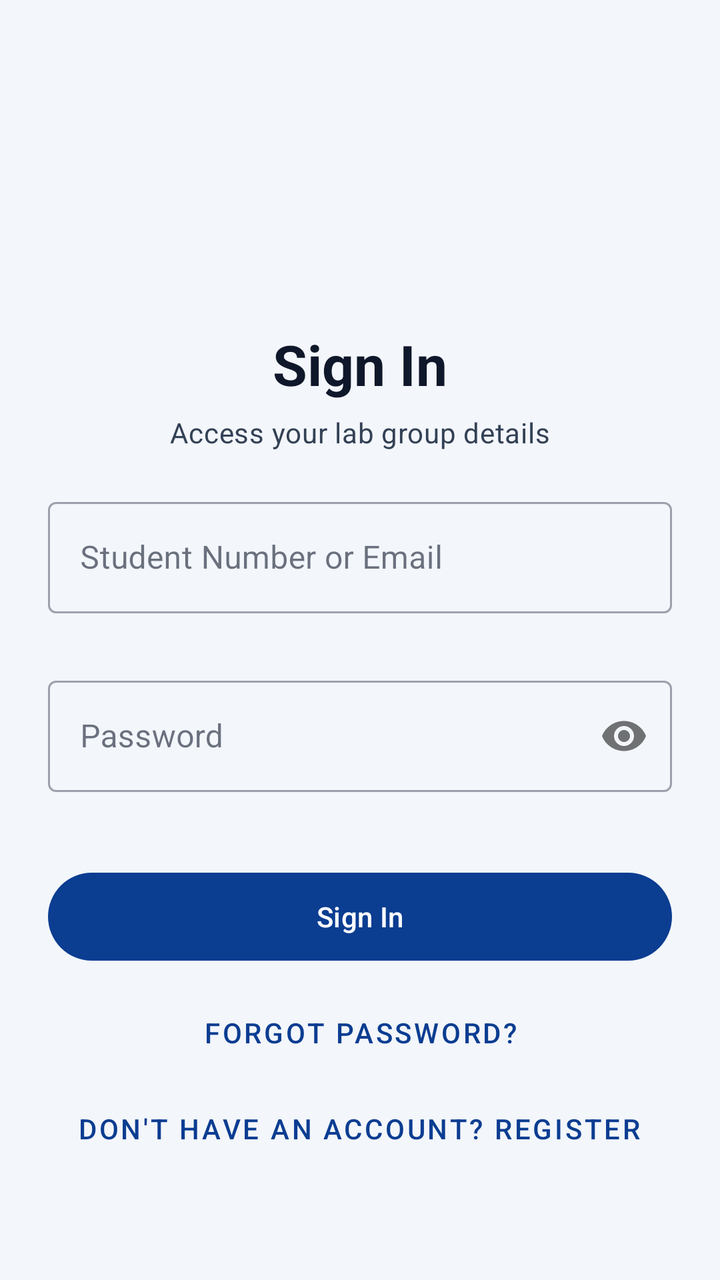
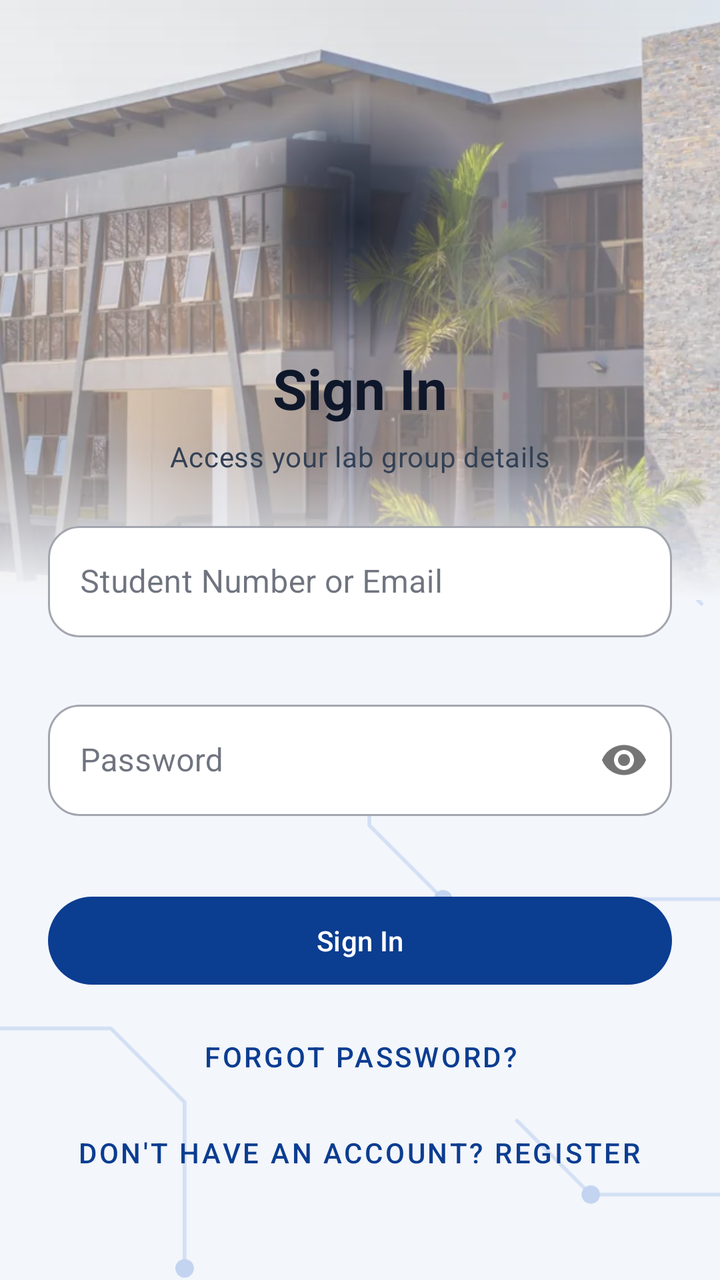

Two renders of the same Android screen: before a commit and after it. Below are the layout's source before the change and the commit's diff.
<!-- AndroidManifest.xml: application theme Theme.MUStudentSync -->
<!-- res/layout/activity_sign_in.xml -->
<?xml version="1.0" encoding="utf-8"?>
<ScrollView xmlns:android="http://schemas.android.com/apk/res/android"
    xmlns:app="http://schemas.android.com/apk/res-auto"
    android:id="@+id/scrollViewSignIn"
    android:layout_width="match_parent"
    android:layout_height="match_parent"
    android:fillViewport="true"
    android:background="?android:attr/colorBackground">

    <LinearLayout
        android:layout_width="match_parent"
        android:layout_height="match_parent"
        android:gravity="center"
        android:orientation="vertical"
        android:padding="24dp">

        
        <ImageView
            android:id="@+id/imgSignInLogo"
            android:layout_width="96dp"
            android:layout_height="96dp"
            android:layout_marginBottom="16dp"
            android:contentDescription="@string/app_logo_description"
            android:src="@mipmap/ic_launcher_round" />

        <TextView
            android:id="@+id/tvSignInTitle"
            android:layout_width="match_parent"
            android:layout_height="wrap_content"
            android:gravity="center"
            android:text="@string/title_sign_in"
            android:textAppearance="?attr/textAppearanceHeadlineMedium"
            android:textColor="@color/campus_text"
            android:textStyle="bold" />

        <TextView
            android:id="@+id/tvSignInSubtitle"
            android:layout_width="match_parent"
            android:layout_height="wrap_content"
            android:layout_marginTop="6dp"
            android:gravity="center"
            android:text="@string/desc_sign_in_subtitle"
            android:textAppearance="?attr/textAppearanceBodyMedium"
            android:textColor="@color/campus_muted" />

        
        <TextView
            android:id="@+id/tvGenericError"
            android:layout_width="match_parent"
            android:layout_height="wrap_content"
            android:layout_marginTop="16dp"
            android:background="?attr/colorErrorContainer"
            android:gravity="center"
            android:padding="12dp"
            android:text="@string/err_invalid_credentials"
            android:textAppearance="?attr/textAppearanceBodySmall"
            android:textColor="?attr/colorOnErrorContainer"
            android:visibility="gone"
            android:accessibilityLiveRegion="polite" />

        
        <com.google.android.material.textfield.TextInputLayout
            android:id="@+id/tilLoginId"
            style="@style/Widget.MaterialComponents.TextInputLayout.OutlinedBox"
            android:layout_width="match_parent"
            android:layout_height="wrap_content"
            android:layout_marginTop="20dp"
            android:hint="@string/label_login_id"
            app:errorEnabled="true">

            <com.google.android.material.textfield.TextInputEditText
                android:id="@+id/etLoginId"
                android:layout_width="match_parent"
                android:layout_height="wrap_content"
                android:minHeight="48dp"
                android:inputType="textEmailAddress"
                android:contentDescription="@string/label_login_id" />
        </com.google.android.material.textfield.TextInputLayout>

        
        <com.google.android.material.textfield.TextInputLayout
            android:id="@+id/tilPassword"
            style="@style/Widget.MaterialComponents.TextInputLayout.OutlinedBox"
            android:layout_width="match_parent"
            android:layout_height="wrap_content"
            android:layout_marginTop="8dp"
            android:hint="@string/label_password"
            app:passwordToggleEnabled="true"
            app:errorEnabled="true">

            <com.google.android.material.textfield.TextInputEditText
                android:id="@+id/etPassword"
                android:layout_width="match_parent"
                android:layout_height="wrap_content"
                android:minHeight="48dp"
                android:inputType="textPassword"
                android:contentDescription="@string/label_password" />
        </com.google.android.material.textfield.TextInputLayout>

        
        <com.google.android.material.button.MaterialButton
            android:id="@+id/btnSignIn"
            android:layout_width="match_parent"
            android:layout_height="wrap_content"
            android:layout_marginTop="16dp"
            android:minHeight="52dp"
            android:text="@string/btn_sign_in" />

        
        <com.google.android.material.button.MaterialButton
            android:id="@+id/btnForgotPassword"
            style="@style/Widget.MaterialComponents.Button.TextButton"
            android:layout_width="wrap_content"
            android:layout_height="wrap_content"
            android:layout_marginTop="8dp"
            android:minHeight="48dp"
            android:text="@string/link_forgot_password" />

        
        <com.google.android.material.button.MaterialButton
            android:id="@+id/btnGoToRegister"
            style="@style/Widget.MaterialComponents.Button.TextButton"
            android:layout_width="wrap_content"
            android:layout_height="wrap_content"
            android:minHeight="48dp"
            android:text="@string/link_to_register" />
    </LinearLayout>
</ScrollView>
<!-- resources referenced by this layout -->
<resources>
  <color name="campus_muted">#334155</color>
  <color name="campus_text">#0F172A</color>
  <!-- mipmap ic_launcher_round (mipmap-anydpi-v26) -->
  <?xml version="1.0" encoding="utf-8"?>
  <adaptive-icon xmlns:android="http://schemas.android.com/apk/res/android">
      <background android:drawable="@color/ic_launcher_background"/>
      <foreground android:drawable="@mipmap/ic_launcher_foreground"/>
      <monochrome android:drawable="@mipmap/ic_launcher_foreground"/>
  </adaptive-icon>
  <string name="app_logo_description">MUStudentSync logo</string>
  <string name="btn_sign_in">Sign In</string>
  <string name="desc_sign_in_subtitle">Access your lab group details</string>
  <string name="err_invalid_credentials">Incorrect username, student number or password</string>
  <string name="label_login_id">Student Number or Email</string>
  <string name="label_password">Password</string>
  <string name="link_forgot_password">Forgot password?</string>
  <string name="link_to_register">Don\'t have an account? Register</string>
  <string name="title_sign_in">Sign In</string>
  <style name="Theme.MUStudentSync" parent="Base.Theme.MUStudentSync" />
  <color name="ic_launcher_background">#04103D</color>
  <color name="campus_primary">#0B3D91</color>
  <color name="campus_on_primary">#FFFFFF</color>
  <color name="campus_tile">#E5EDFB</color>
  <color name="campus_navy">#0B3D91</color>
  <color name="campus_blue">#1F5FD1</color>
  <color name="campus_card">#FFFFFF</color>
  <color name="campus_line">#CBD5E1</color>
  <color name="campus_full">#B42318</color>
  <color name="campus_ground">#F3F6FB</color>
  <!-- unchanged entries left out for length: 1 -->
</resources>

<!-- the commit's change to res/layout/activity_sign_in.xml (unified diff, before → after) -->
@@ -1,128 +1,170 @@
 <?xml version="1.0" encoding="utf-8"?>
-<ScrollView xmlns:android="http://schemas.android.com/apk/res/android"
+<FrameLayout xmlns:android="http://schemas.android.com/apk/res/android"
     xmlns:app="http://schemas.android.com/apk/res-auto"
-    android:id="@+id/scrollViewSignIn"
+    xmlns:tools="http://schemas.android.com/tools"
     android:layout_width="match_parent"
     android:layout_height="match_parent"
-    android:fillViewport="true"
     android:background="?android:attr/colorBackground">
 
-    <LinearLayout
+    <ImageView
+        android:layout_width="match_parent"
+        android:layout_height="300dp"
+        android:layout_gravity="top"
+        android:scaleType="centerCrop"
+        android:src="@drawable/bg_campus_building"
+        android:importantForAccessibility="no" />
+
+    <View
+        android:layout_width="match_parent"
+        android:layout_height="300dp"
+        android:layout_gravity="top"
+        android:background="@drawable/bg_auth_photo_overlay" />
+
+    
+    <ImageView
         android:layout_width="match_parent"
         android:layout_height="match_parent"
-        android:gravity="center"
-        android:orientation="vertical"
-        android:padding="24dp">
+        android:layout_marginTop="300dp"
+        android:scaleType="centerCrop"
+        android:src="@drawable/bg_campus_pattern"
+        android:importantForAccessibility="no" />
 
-        
-        <ImageView
-            android:id="@+id/imgSignInLogo"
-            android:layout_width="96dp"
-            android:layout_height="96dp"
-            android:layout_marginBottom="16dp"
-            android:contentDescription="@string/app_logo_description"
-            android:src="@mipmap/ic_launcher_round" />
-
-        <TextView
-            android:id="@+id/tvSignInTitle"
+    <ScrollView
+        android:id="@+id/scrollViewSignIn"
+        android:layout_width="match_parent"
+        android:layout_height="match_parent"
+        android:fillViewport="true">
+    
+        <LinearLayout
             android:layout_width="match_parent"
-            android:layout_height="wrap_content"
+            android:layout_height="match_parent"
             android:gravity="center"
-            android:text="@string/title_sign_in"
-            android:textAppearance="?attr/textAppearanceHeadlineMedium"
-            android:textColor="@color/campus_text"
-            android:textStyle="bold" />
-
-        <TextView
-            android:id="@+id/tvSignInSubtitle"
-            android:layout_width="match_parent"
-            android:layout_height="wrap_content"
-            android:layout_marginTop="6dp"
-            android:gravity="center"
-            android:text="@string/desc_sign_in_subtitle"
-            android:textAppearance="?attr/textAppearanceBodyMedium"
-            android:textColor="@color/campus_muted" />
-
-        
-        <TextView
-            android:id="@+id/tvGenericError"
-            android:layout_width="match_parent"
-            android:layout_height="wrap_content"
-            android:layout_marginTop="16dp"
-            android:background="?attr/colorErrorContainer"
-            android:gravity="center"
-            android:padding="12dp"
-            android:text="@string/err_invalid_credentials"
-            android:textAppearance="?attr/textAppearanceBodySmall"
-            android:textColor="?attr/colorOnErrorContainer"
-            android:visibility="gone"
-            android:accessibilityLiveRegion="polite" />
-
-        
-        <com.google.android.material.textfield.TextInputLayout
-            android:id="@+id/tilLoginId"
-            style="@style/Widget.MaterialComponents.TextInputLayout.OutlinedBox"
-            android:layout_width="match_parent"
-            android:layout_height="wrap_content"
-            android:layout_marginTop="20dp"
-            android:hint="@string/label_login_id"
-            app:errorEnabled="true">
-
-            <com.google.android.material.textfield.TextInputEditText
-                android:id="@+id/etLoginId"
+            android:orientation="vertical"
+            android:padding="24dp">
+    
+            
+            <ImageView
+                android:id="@+id/imgSignInLogo"
+                android:layout_width="136dp"
+                android:layout_height="136dp"
+                android:padding="20dp"
+                android:background="@drawable/bg_logo_shadow"
+                android:contentDescription="@string/app_logo_description"
+                android:src="@mipmap/ic_launcher_round" />
+    
+            <TextView
+                android:id="@+id/tvSignInTitle"
                 android:layout_width="match_parent"
                 android:layout_height="wrap_content"
-                android:minHeight="48dp"
-                android:inputType="textEmailAddress"
-                android:contentDescription="@string/label_login_id" />
-        </com.google.android.material.textfield.TextInputLayout>
-
-        
-        <com.google.android.material.textfield.TextInputLayout
-            android:id="@+id/tilPassword"
-            style="@style/Widget.MaterialComponents.TextInputLayout.OutlinedBox"
-            android:layout_width="match_parent"
-            android:layout_height="wrap_content"
-            android:layout_marginTop="8dp"
-            android:hint="@string/label_password"
-            app:passwordToggleEnabled="true"
-            app:errorEnabled="true">
-
-            <com.google.android.material.textfield.TextInputEditText
-                android:id="@+id/etPassword"
+                android:gravity="center"
+                android:text="@string/title_sign_in"
+                android:textAppearance="?attr/textAppearanceHeadlineMedium"
+                android:textColor="@color/campus_text"
+                android:textStyle="bold" />
+    
+            <TextView
+                android:id="@+id/tvSignInSubtitle"
                 android:layout_width="match_parent"
                 android:layout_height="wrap_content"
+                android:layout_marginTop="6dp"
+                android:gravity="center"
+                android:text="@string/desc_sign_in_subtitle"
+                android:textAppearance="?attr/textAppearanceBodyMedium"
+                android:textColor="@color/campus_muted" />
+    
+            
+            <TextView
+                android:id="@+id/tvGenericError"
+                android:layout_width="match_parent"
+                android:layout_height="wrap_content"
+                android:layout_marginTop="16dp"
+                android:background="?attr/colorErrorContainer"
+                android:gravity="center"
+                android:padding="12dp"
+                android:text="@string/err_invalid_credentials"
+                android:textAppearance="?attr/textAppearanceBodySmall"
+                android:textColor="?attr/colorOnErrorContainer"
+                android:visibility="gone"
+                android:accessibilityLiveRegion="polite" />
+    
+            
+            <com.google.android.material.textfield.TextInputLayout
+
+                app:boxBackgroundColor="@color/campus_card"
+                app:boxCornerRadiusTopStart="16dp"
+                app:boxCornerRadiusTopEnd="16dp"
+                app:boxCornerRadiusBottomStart="16dp"
+                app:boxCornerRadiusBottomEnd="16dp"
+                android:id="@+id/tilLoginId"
+                style="@style/Widget.MaterialComponents.TextInputLayout.OutlinedBox"
+                android:layout_width="match_parent"
+                android:layout_height="wrap_content"
+                android:layout_marginTop="20dp"
+                android:hint="@string/label_login_id"
+                app:errorEnabled="true">
+    
+                <com.google.android.material.textfield.TextInputEditText
+                    android:id="@+id/etLoginId"
+                    android:layout_width="match_parent"
+                    android:layout_height="wrap_content"
+                    android:minHeight="48dp"
+                    android:inputType="textEmailAddress"
+                    android:contentDescription="@string/label_login_id" />
+            </com.google.android.material.textfield.TextInputLayout>
+    
+            
+            <com.google.android.material.textfield.TextInputLayout
+
+                app:boxBackgroundColor="@color/campus_card"
+                app:boxCornerRadiusTopStart="16dp"
+                app:boxCornerRadiusTopEnd="16dp"
+                app:boxCornerRadiusBottomStart="16dp"
+                app:boxCornerRadiusBottomEnd="16dp"
+                android:id="@+id/tilPassword"
+                style="@style/Widget.MaterialComponents.TextInputLayout.OutlinedBox"
+                android:layout_width="match_parent"
+                android:layout_height="wrap_content"
+                android:layout_marginTop="8dp"
+                android:hint="@string/label_password"
+                app:passwordToggleEnabled="true"
+                app:errorEnabled="true">
+    
+                <com.google.android.material.textfield.TextInputEditText
+                    android:id="@+id/etPassword"
+                    android:layout_width="match_parent"
+                    android:layout_height="wrap_content"
+                    android:minHeight="48dp"
+                    android:inputType="textPassword"
+                    android:contentDescription="@string/label_password" />
+            </com.google.android.material.textfield.TextInputLayout>
+    
+            
+            <com.google.android.material.button.MaterialButton
+                android:id="@+id/btnSignIn"
+                android:layout_width="match_parent"
+                android:layout_height="wrap_content"
+                android:layout_marginTop="16dp"
+                android:minHeight="52dp"
+                android:text="@string/btn_sign_in" />
+    
+            
+            <com.google.android.material.button.MaterialButton
+                android:id="@+id/btnForgotPassword"
+                style="@style/Widget.MaterialComponents.Button.TextButton"
+                android:layout_width="wrap_content"
+                android:layout_height="wrap_content"
+                android:layout_marginTop="8dp"
                 android:minHeight="48dp"
-                android:inputType="textPassword"
-                android:contentDescription="@string/label_password" />
-        </com.google.android.material.textfield.TextInputLayout>
-
-        
-        <com.google.android.material.button.MaterialButton
-            android:id="@+id/btnSignIn"
-            android:layout_width="match_parent"
-            android:layout_height="wrap_content"
-            android:layout_marginTop="16dp"
-            android:minHeight="52dp"
-            android:text="@string/btn_sign_in" />
-
-        
-        <com.google.android.material.button.MaterialButton
-            android:id="@+id/btnForgotPassword"
-            style="@style/Widget.MaterialComponents.Button.TextButton"
-            android:layout_width="wrap_content"
-            android:layout_height="wrap_content"
-            android:layout_marginTop="8dp"
-            android:minHeight="48dp"
-            android:text="@string/link_forgot_password" />
-
-        
-        <com.google.android.material.button.MaterialButton
-            android:id="@+id/btnGoToRegister"
-            style="@style/Widget.MaterialComponents.Button.TextButton"
-            android:layout_width="wrap_content"
-            android:layout_height="wrap_content"
-            android:minHeight="48dp"
-            android:text="@string/link_to_register" />
-    </LinearLayout>
-</ScrollView>
+                android:text="@string/link_forgot_password" />
+    
+            
+            <com.google.android.material.button.MaterialButton
+                android:id="@+id/btnGoToRegister"
+                style="@style/Widget.MaterialComponents.Button.TextButton"
+                android:layout_width="wrap_content"
+                android:layout_height="wrap_content"
+                android:minHeight="48dp"
+                android:text="@string/link_to_register" />
+        </LinearLayout>
+    </ScrollView>
+</FrameLayout>
<!-- resource entries referenced after the edit -->
@@ -2,6 +2,32 @@
 <resources>
   <color name="campus_muted">#334155</color>
   <color name="campus_text">#0F172A</color>
+  <!-- drawable bg_auth_photo_overlay (drawable) -->
+  <?xml version="1.0" encoding="utf-8"?>
+  <shape xmlns:android="http://schemas.android.com/apk/res/android" android:shape="rectangle">
+      <gradient
+          android:angle="270"
+          android:centerY="0.75"
+          android:startColor="#59F3F6FB"
+          android:centerColor="#73F3F6FB"
+          android:endColor="#FFF3F6FB" />
+  </shape>
+  <!-- drawable bg_campus_building: webp bitmap (drawable-nodpi, 68230 bytes) -->
+  <!-- drawable bg_campus_pattern: vector/xml drawable (drawable, 3225 chars, omitted) -->
+  <!-- drawable bg_logo_shadow (drawable) -->
+  <?xml version="1.0" encoding="utf-8"?>
+  <layer-list xmlns:android="http://schemas.android.com/apk/res/android">
+      <item android:top="8dp">
+          <shape android:shape="oval">
+              <gradient
+                  android:type="radial"
+                  android:gradientRadius="50%"
+                  android:startColor="#CC0B1220"
+                  android:centerColor="#800B1220"
+                  android:endColor="#000B1220" />
+          </shape>
+      </item>
+  </layer-list>
   <!-- mipmap ic_launcher_round (mipmap-anydpi-v26) -->
   <?xml version="1.0" encoding="utf-8"?>
   <adaptive-icon xmlns:android="http://schemas.android.com/apk/res/android">
